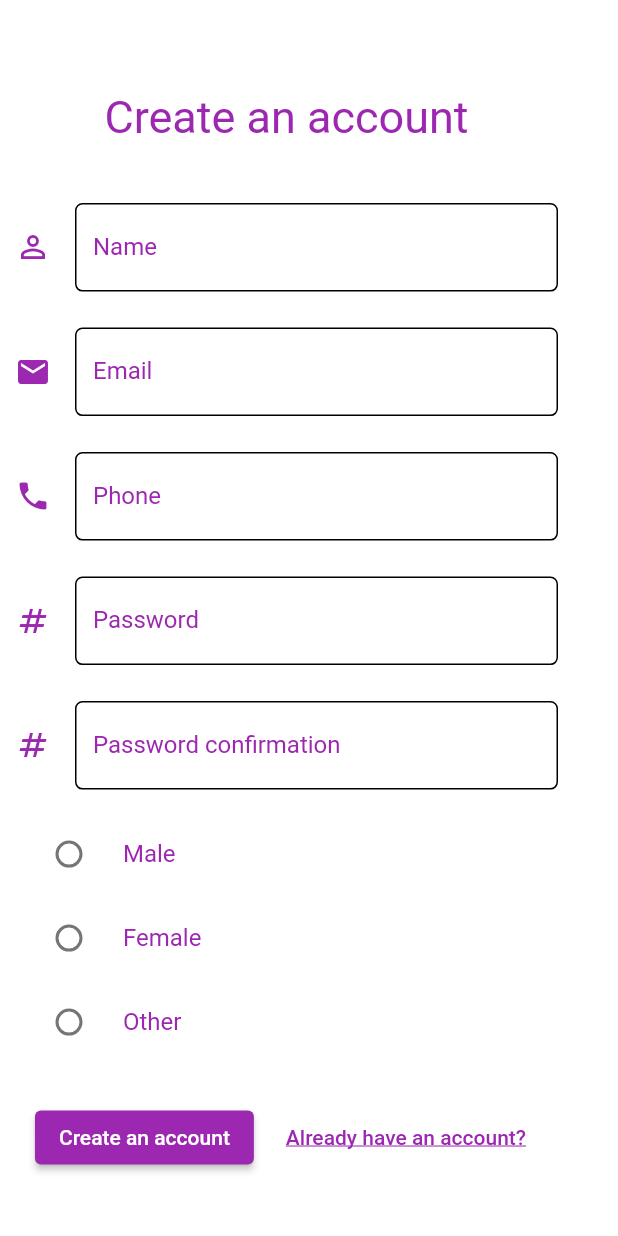
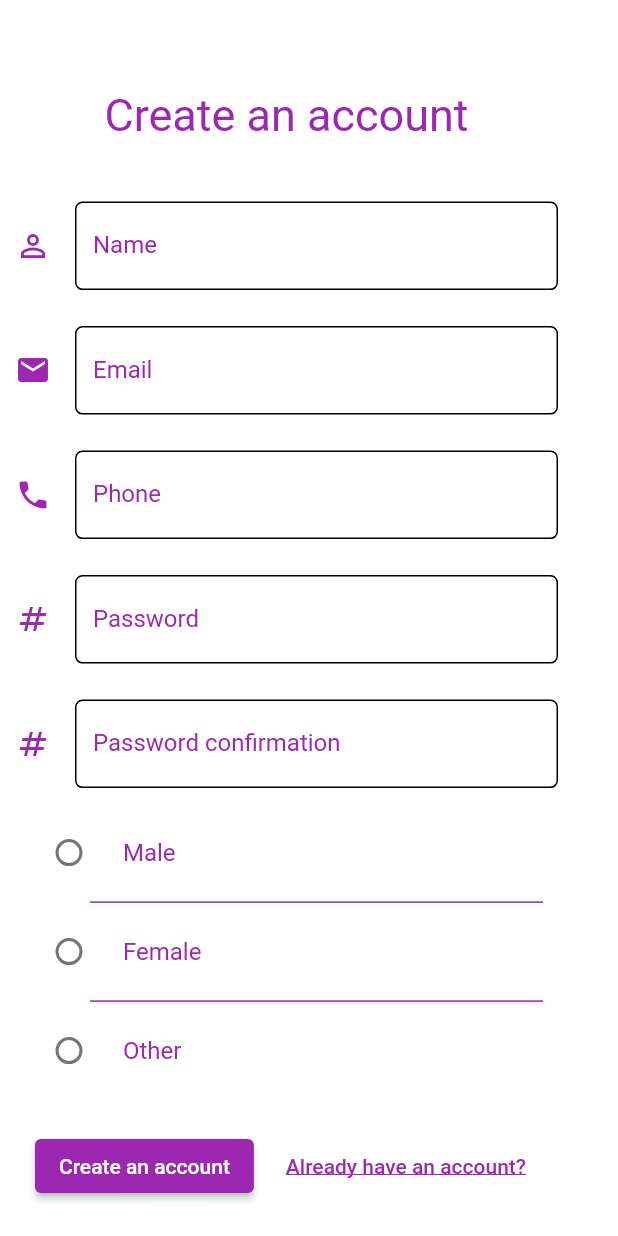
Before and after one commit to Tharsisboamorte/login_register_flutter_project, a Flutter app: the Register screen opened by its route, on a phone screen of 412 x 824 dp. Run offline on Flutter 3.47's test engine with Material 2 defaults, Android fonts, the phone set to English and light mode, and no system bars; our stand-ins replace email_validator, mask_text_input_formatter.

Commit message:
Last changes to register page

```diff
--- a/lib/register.dart
+++ b/lib/register.dart
@@ -258,9 +258,13 @@ class _RadioButtonWidgetState extends State<RadioButtonWidget> {
             });
           },
         ),
+        const Padding(
+          padding: EdgeInsets.only(right: 10.0, left: 50.0),
+          child: Divider(color: Colors.purple, height: 10.0,thickness: 1.0 )),
         RadioListTile(
             title: const Text("Female", style: TextStyle(color: Colors.purple)),
             activeColor: Colors.purple,
+
             value: "female",
             groupValue: gender,
             onChanged: (value) {
@@ -268,6 +272,9 @@ class _RadioButtonWidgetState extends State<RadioButtonWidget> {
                 gender = value.toString();
               });
             }),
+        const Padding(
+            padding: EdgeInsets.only(right: 10.0, left: 50.0),
+            child: Divider(color: Colors.purple, height: 10.0,thickness: 1.0 )),
         RadioListTile(
             title: const Text("Other", style: TextStyle(color: Colors.purple)),
             activeColor: Colors.purple,
```
